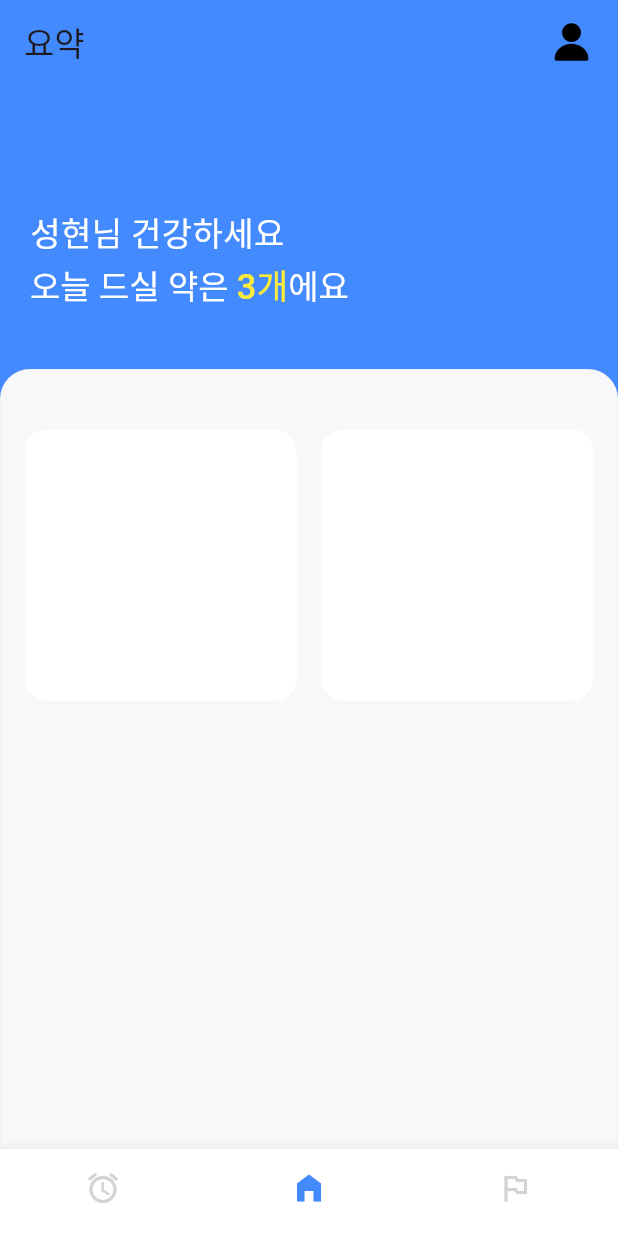
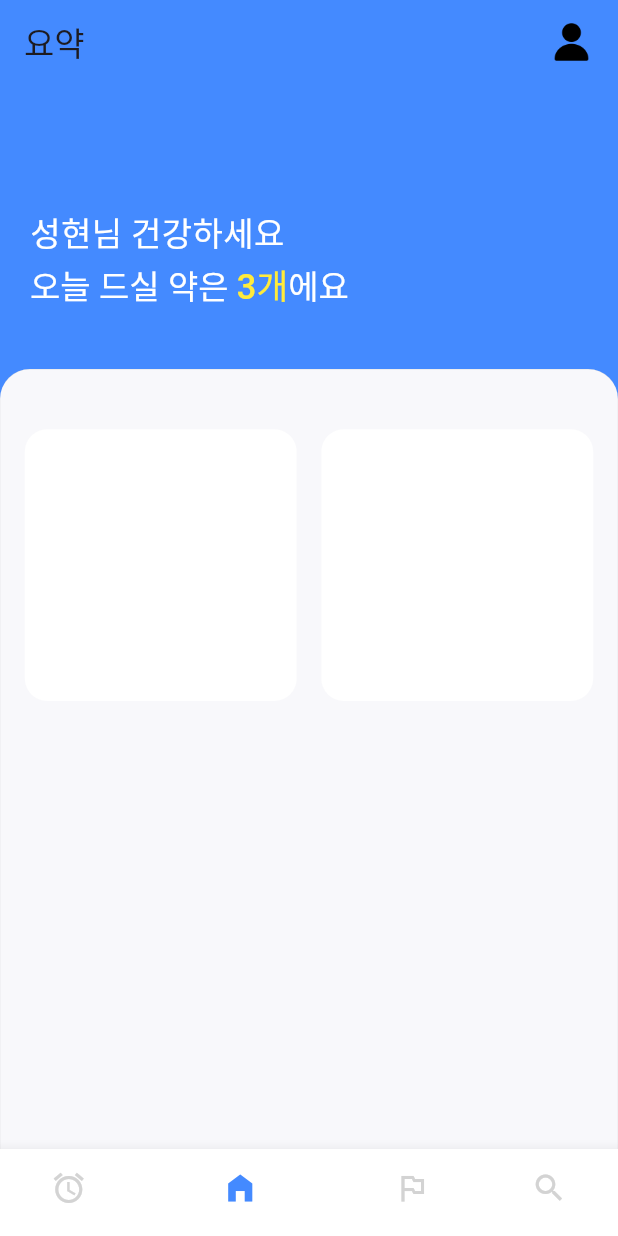
Before and after one commit to iihye/Yoyak, a Flutter app: the screen it shows after launch, on a phone screen of 412 x 824 dp. Run offline on Flutter 3.47's test engine with Material 3 defaults, Android fonts, the phone set to English and light mode, and no system bars; Roboto replaces fonts that are missing (Pretendard).

Commit message:
[feat] 24.03.19 사진 검색 기능 추가
Change-Id: I9a3215ef533f7ddaa67b5b46d125a2f05031eee2

```diff
--- a/frontend/yoyak/lib/components/BottomBar.dart
+++ b/frontend/yoyak/lib/components/BottomBar.dart
@@ -2,7 +2,8 @@ import 'package:flutter/cupertino.dart';
 import 'package:flutter/material.dart';
 
 class BottomBar extends StatefulWidget {
-  const BottomBar({super.key, this.curTabIdx, this.setCurTabIdx, this.mainTabs});
+  const BottomBar(
+      {super.key, this.curTabIdx, this.setCurTabIdx, this.mainTabs});
   final curTabIdx;
   final setCurTabIdx;
   final mainTabs;
@@ -12,7 +13,6 @@ class BottomBar extends StatefulWidget {
 }
 
 class _BottomBarState extends State<BottomBar> {
-
   @override
   Widget build(BuildContext context) {
     return BottomNavigationBar(
@@ -44,6 +44,12 @@ class _BottomBarState extends State<BottomBar> {
             icon: Icon(Icons.outlined_flag, color: Color(0xFFD3D3D3)),
             activeIcon: Icon(Icons.flag, color: Colors.blueAccent),
           ),
+          BottomNavigationBarItem(
+            label: '검색페이지',
+            backgroundColor: Colors.white,
+            icon: Icon(Icons.search, color: Color(0xFFD3D3D3)),
+            activeIcon: Icon(Icons.search, color: Colors.blueAccent),
+          ),
         ]);
   }
 }
--- a/frontend/yoyak/lib/components/RoundedRectangle.dart
+++ b/frontend/yoyak/lib/components/RoundedRectangle.dart
@@ -7,38 +7,36 @@ class RoundedRectangle extends StatelessWidget {
   final destination;
   // final Color color;
   final Widget child;
-  const RoundedRectangle({super.key, required this.width, required this.height, required this.child, required this.destination});
+  final List<BoxShadow>? boxshadow;
+  const RoundedRectangle(
+      {super.key,
+      required this.width,
+      required this.height,
+      required this.child,
+      this.destination,
+      this.boxshadow});
 
   @override
   Widget build(BuildContext context) {
-
     return GestureDetector(
         onTap: () {
-      Navigator.push(context,
-          MaterialPageRoute(builder: (context) => destination));
+          Navigator.push(
+              context, MaterialPageRoute(builder: (context) => destination));
         },
-
-      child: Container (
+        child: Container(
           margin: EdgeInsets.only(bottom: 16),
           decoration: BoxDecoration(
             color: Colors.white,
             borderRadius: BorderRadius.circular(15),
-          // border: Border.all(
-          //   width: 0.1,
-          //   color: Colors.white,
-          // ),
-          // boxShadow: [
-          //   BoxShadow(
-          //       color: Color(0x00b5b5b5).withOpacity(0.1),
-          //       offset: Offset(0.1, 0.1),
-          //       blurRadius: 3// 그림자 위치 조정
-          //   ),
-          // ]
+            border: Border.all(
+              width: 0.1,
+              color: Colors.white,
+            ),
+            boxShadow: boxshadow,
           ),
           width: width,
           height: height,
           child: child,
-      )
-    );
+        ));
   }
 }
--- a/frontend/yoyak/lib/screen/Main/main_screen.dart
+++ b/frontend/yoyak/lib/screen/Main/main_screen.dart
@@ -2,6 +2,7 @@ import 'package:flutter/material.dart';
 import 'package:yoyak/components/BottomBar.dart';
 import 'package:yoyak/screen/Alarm/alarm_screen.dart';
 import 'package:yoyak/screen/Challenge/challenge_screen.dart';
+import 'package:yoyak/screen/Search/photo_search_screen.dart';
 
 import '../Home/home_screen.dart';
 
@@ -21,24 +22,24 @@ class _MainScreenState extends State<MainScreen> {
   final mainTabs = [
     const AlarmScreen(),
     const HomeScreen(),
-    const ChallengeScreen()
+    const ChallengeScreen(),
+    const PhotoSearchScreen()
   ];
 
   // tabIdx 수정
-  setCurTabIdx (int idx) {
-     setState(() {
-       print(idx);
-       curTabIdx = idx;
-     });
-}
-
-
+  setCurTabIdx(int idx) {
+    setState(() {
+      print(idx);
+      curTabIdx = idx;
+    });
+  }
 
   @override
   Widget build(BuildContext context) {
     return Scaffold(
       body: mainTabs[curTabIdx],
-      bottomNavigationBar: BottomBar(curTabIdx: curTabIdx, setCurTabIdx: setCurTabIdx, mainTabs: mainTabs),
+      bottomNavigationBar: BottomBar(
+          curTabIdx: curTabIdx, setCurTabIdx: setCurTabIdx, mainTabs: mainTabs),
     );
   }
 }
--- a/frontend/yoyak/lib/styles/colors/palette.dart
+++ b/frontend/yoyak/lib/styles/colors/palette.dart
@@ -7,4 +7,5 @@ class Palette {
   static const Color SUB_BLACK = Color(0xFFA3A3A3);
   static const Color BG_BLUE = Color(0xFFF8F8FB);
   static const Color MAIN_RED = Color(0xFFFF4343);
+  static const Color SHADOW_GREY = Color(0xFFE5E5E5);
 }
--- a/frontend/yoyak/pubspec.yaml
+++ b/frontend/yoyak/pubspec.yaml
@@ -2,7 +2,7 @@ name: yoyak
 description: "yo yak man"
 # The following line prevents the package from being accidentally published to
 # pub.dev using `flutter pub publish`. This is preferred for private packages.
-publish_to: 'none' # Remove this line if you wish to publish to pub.dev
+publish_to: "none" # Remove this line if you wish to publish to pub.dev
 
 # The following defines the version and build number for your application.
 # A version number is three numbers separated by dots, like 1.2.43
@@ -19,7 +19,7 @@ publish_to: 'none' # Remove this line if you wish to publish to pub.dev
 version: 1.0.0+1
 
 environment:
-  sdk: '>=3.3.0 <4.0.0'
+  sdk: ">=3.3.0 <4.0.0"
 
 # Dependencies specify other packages that your package needs in order to work.
 # To automatically upgrade your package dependencies to the latest versions
```
Also changed, not shown: frontend/yoyak/lib/screen/Search/photo_search_screen.dart (added, +130 -0 lines), frontend/yoyak/lib/screen/Search/search_screen.dart (deleted, +0 -12 lines), frontend/yoyak/assets/images/guide.png (added). Lines whose indentation alone changed are shown as unchanged.
